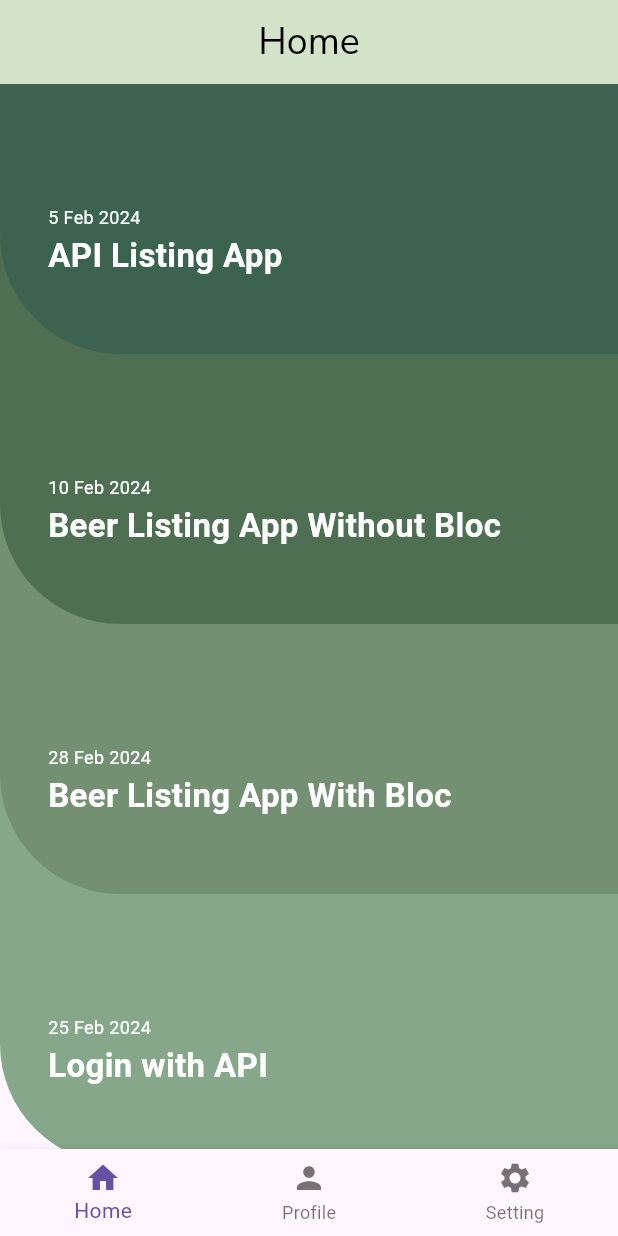
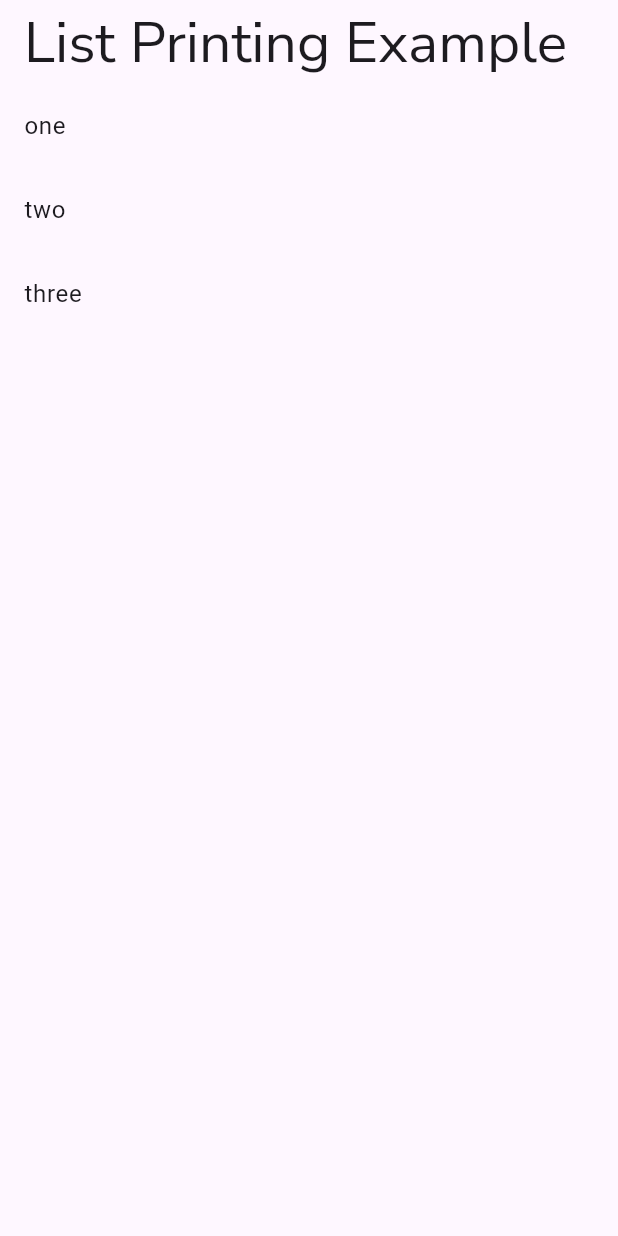
Before and after one commit to Ronakmewara/sign, a Flutter app: the screen it shows after launch, on a phone screen of 412 x 824 dp. Run offline on Flutter 3.47's test engine with Material 3 defaults, Android fonts, the phone set to English and light mode, and no system bars; our stand-ins replace bloc, cached_network_image, device_preview, dio, flutter_bloc, flutter_form_builder and 11 more; missing offline and left inert: drag_and_drop_lists, month_year_picker; accounts and stored records are empty; generated files the repository leaves out were written again.

Commit message:
dependency Injection_ WORK

```diff
--- /dev/null
+++ b/lib/D_Injection/DataService.dart
@@ -0,0 +1,9 @@
+
+
+class DataService{
+  List<String> fetchData(){
+    return ["one", "two" , "three"];
+  }List<String> fetchData2(){
+    return ["one", "two" , "three" , "gopur"];
+  }
+}
--- /dev/null
+++ b/lib/D_Injection/constructor_di.dart
@@ -0,0 +1,28 @@
+import 'package:flutter/material.dart';
+
+import 'DataService.dart';
+
+
+
+class PrintList extends StatelessWidget {
+ final DataService dataService;
+  const PrintList({super.key, required this.dataService});
+
+  @override
+  Widget build(BuildContext context) {
+     List<String> items = dataService.fetchData();
+   return Scaffold(
+      appBar: AppBar(
+        title: const Text('List Printing Example'),
+      ),
+      body: ListView.builder(
+        itemCount: items.length,
+        itemBuilder: (context, index) {
+          return ListTile(
+            title: Text(items[index]),
+          );
+        },
+      ),
+    );
+  }
+}
--- a/lib/D_Injection/construnctor.dart
+++ b/lib/D_Injection/construnctor.dart
@@ -1,50 +1,15 @@
 import 'package:flutter/material.dart';
+import 'package:signup_page/D_Injection/DataService.dart';
+import 'package:signup_page/D_Injection/constructor_di.dart';
 
 
-class DataService {
-  List<String> fetchData() {
-    return ["Item 1", "Item 2", "Item 3"];
-  }
-}
-
-
-class ListPrinter extends StatelessWidget {
-  final DataService dataService;
-
-  ListPrinter({required this.dataService});
+class ConstructorInjection extends StatelessWidget {
+  const ConstructorInjection({super.key});
 
   @override
   Widget build(BuildContext context) {
-    List<String> items = dataService.fetchData();
-
-    return Scaffold(
-      appBar: AppBar(
-        title: Text('List Printing Example'),
-      ),
-      body: ListView.builder(
-        itemCount: items.length,
-        itemBuilder: (context, index) {
-          return ListTile(
-            title: Text(items[index]),
-          );
-        },
-      ),
+    return  Scaffold(
+      body: PrintList(dataService: DataService()),
     );
   }
 }
-
-void main() {
-  runApp(MyApp());
-}
-
-class MyApp extends StatelessWidget {
-  @override
-  Widget build(BuildContext context) {
-    return MaterialApp(
-      title: 'List Printing Demo',
-      home: ListPrinter(
-        dataService: DataService(),
-      ),
-    );
-  }
-}
--- a/lib/D_Injection/setter.dart
+++ b/lib/D_Injection/setter.dart
@@ -1,13 +1,13 @@
 import 'package:flutter/material.dart';
 
-// Example dependency class
+
 class DataService {
   List<String> fetchData() {
     return ["Item 1", "Item 2", "Item 3"];
   }
 }
 
-// Widget that uses setter injection
+
 class ListPrinter extends StatelessWidget {
   DataService? _dataService;
 
@@ -25,7 +25,7 @@ class ListPrinter extends StatelessWidget {
 
     return Scaffold(
       appBar: AppBar(
-        title: Text('List Printing Example'),
+        title: const Text('List Printing Example'),
       ),
       body: ListView.builder(
         itemCount: items.length,
@@ -44,12 +44,13 @@ void main() {
 }
 
 class MyApp extends StatelessWidget {
+  const MyApp({super.key});
+
   @override
   Widget build(BuildContext context) {
     DataService dataService = DataService();
     ListPrinter listPrinter = ListPrinter();
 
-    // Setting the dependency through setter injection
     listPrinter.dataService = dataService;
 
     return MaterialApp(
--- a/lib/Module/blocloginapi/ui/loginform.dart
+++ b/lib/Module/blocloginapi/ui/loginform.dart
@@ -2,7 +2,9 @@ import 'package:flutter/material.dart';
 import 'package:flutter_bloc/flutter_bloc.dart';
 import 'package:flutter_form_builder/flutter_form_builder.dart';
 import 'package:form_builder_validators/form_builder_validators.dart';
+import 'package:go_router/go_router.dart';
 import 'package:signup_page/Module/blocloginapi/bloc/login_bloc.dart';
+import 'package:signup_page/router/router_constants.dart';
 
 import '../../../common/custom_button/custom_button.dart';
 import '../../../theme/theme.dart';
@@ -28,7 +30,8 @@ class _LoginFormState extends State<LoginFormNew> {
       create: (context) => LoginBloc(),
       child: Scaffold(
         appBar: AppBar(
-          title: Text('Login using API'),
+          leading: IconButton(icon: const Icon(Icons.arrow_back_ios_new), onPressed: (){context.go(RouterConstants.appListRoute);},),
+          title: const Text('Login using API'),
         ),
         body: Builder(
           builder: (context) {
--- a/lib/presentation/applist/all_apps_list/app_list.dart
+++ b/lib/presentation/applist/all_apps_list/app_list.dart
@@ -49,8 +49,7 @@ class _State extends State<TaskList> {
         'color': const Color.fromRGBO(115, 144, 114, 1),
         'nextColor': const Color.fromRGBO(134, 167, 137, 1),
         'onTap': () {
-          Navigator.push(context,
-              MaterialPageRoute(builder: (context) => const InfiniteList()));
+          context.go(RouterConstants.beerListWithBlocRoute);
         }
         },{
         'title': 'Login with API',
@@ -59,8 +58,7 @@ class _State extends State<TaskList> {
         'color': const Color.fromRGBO(134, 167, 137, 1),
         'nextColor': Colors.transparent,
         'onTap': () {
-          Navigator.push(context,
-              MaterialPageRoute(builder: (context) => const LoginFormNew()));
+          context.go(RouterConstants.apiLoginWithBloc);
         }
       },
     ];
--- a/lib/presentation/beerlist_app_bloc/presentation/screens/infinite_beer_listing/infinite_list.dart
+++ b/lib/presentation/beerlist_app_bloc/presentation/screens/infinite_beer_listing/infinite_list.dart
@@ -1,8 +1,10 @@
 import 'dart:convert';
 import 'package:flutter/material.dart';
 import 'package:flutter_bloc/flutter_bloc.dart';
+import 'package:go_router/go_router.dart';
 import 'package:http/http.dart' as http;
 import 'package:signup_page/Module/blocloginapi/bloc/login_bloc.dart';
+import 'package:signup_page/router/router_constants.dart';
 
 import '../../../bloc/beer_bloc.dart';
 import '../../../data/model/beer_model/model_beer.dart';
@@ -72,6 +74,9 @@ class _InfiniteListState extends State<InfiniteList> {
               'All Beers',
               style: TextStyle(fontSize: 20),
             ),
+            leading :  IconButton(icon: const Icon(Icons.arrow_back_ios_new), onPressed: (){
+              context.go(RouterConstants.appListRoute);
+            },),
             actions: [
               GestureDetector(
                 onTap: () {
--- a/lib/presentation/login/login_form/login_form.dart
+++ b/lib/presentation/login/login_form/login_form.dart
@@ -101,10 +101,8 @@ class _LoginFormState extends State<LoginForm> {
                             duration: Duration(seconds: 2),
                           ));
                           prefs.setBool('isLogged', true);
-                          Navigator.pushReplacement(
-                              context,
-                              MaterialPageRoute(
-                                  builder: (context) => const MainPage()));
+                          context.go(RouterConstants.appListRoute);
+
                           emailController.clear();
                           passwordController.clear();
                         } else {
--- a/lib/router/router_config.dart
+++ b/lib/router/router_config.dart
@@ -1,8 +1,10 @@
-
 import 'dart:ui';
 
 import 'package:go_router/go_router.dart';
+import 'package:signup_page/D_Injection/construnctor.dart';
+import 'package:signup_page/Module/blocloginapi/bloc/login_bloc.dart';
 import 'package:signup_page/model_class/post.dart';
+import 'package:signup_page/model_class/user_sharedprefs.dart';
 import 'package:signup_page/presentation/apidata_list/apidata_details/apidata_details.dart';
 import 'package:signup_page/presentation/apidata_list/homepage/apilist_homepage.dart';
 import 'package:signup_page/presentation/beerlist_app_bloc/presentation/screens/beer_details/beer_details.dart';
@@ -11,76 +13,98 @@ import 'package:signup_page/presentation/login/login.dart';
 import 'package:signup_page/presentation/mainpagewithbar/mainpagewithbar.dart';
 import 'package:signup_page/presentation/signup/signup.dart';
 import 'package:signup_page/presentation/splash_screen/splash.dart';
+import 'package:signup_page/presentation/updateprofile/updateprofile.dart';
 import 'package:signup_page/router/router_constants.dart';
 
 import '../Module/beerlist_app_without_bloc/beer_infinite_listing.dart';
+import '../Module/blocloginapi/ui/loginform.dart';
 import '../presentation/beerlist_app_bloc/data/model/beer_model/model_beer.dart';
 
 class MyRouter {
-
-
-  GoRouter router = GoRouter(
-   initialLocation: RouterConstants.appListRoute,
-      routes: [
-        GoRoute(name: 'splashScreen',
+  GoRouter router =
+      GoRouter(initialLocation: RouterConstants.constructorInjectionPage, routes: [
+    GoRoute(
+        name: 'splashScreen',
         path: RouterConstants.splashScreenRoute,
         builder: (context, state) {
-
           return const SplashScreen();
         }),
-        GoRoute(name: 'SignupPage',
+        GoRoute(
+        name: 'Constructor Injection',
+        path: RouterConstants.constructorInjectionPage,
+        builder: (context, state) {
+          return const ConstructorInjection();
+        }),
+    GoRoute(
+        name: 'SignupPage',
         path: RouterConstants.signupPageRoute,
         builder: (context, state) {
-
           return const Signup();
         }),
-        GoRoute(name: 'LoginPage',
+    GoRoute(
+        name: 'LoginPage',
         path: RouterConstants.loginPageRoute,
         builder: (context, state) {
-
           return const LoginPage();
         }),
-        GoRoute(name: 'BeerListWithoutBloc',
+    GoRoute(
+        name: 'BeerListWithoutBloc',
         path: RouterConstants.beerListWithoutBlocRoute,
         builder: (context, state) {
-
           return const InfiniteListWithoutBloc();
         }),
-        GoRoute(name: 'appListPage',
+    GoRoute(
+        name: 'appListPage',
         path: RouterConstants.appListRoute,
         builder: (context, state) {
-
           return const MainPage();
         }),
-        GoRoute(name: 'apiDataList',
+    GoRoute(
+        name: 'apiDataList',
         path: RouterConstants.apiDataList,
         builder: (context, state) {
           return const ApiDataList();
         }),
-        GoRoute(name: 'apiDataDetails',
+    GoRoute(
+        name: 'apiDataDetails',
         path: RouterConstants.apiDataDetails,
         builder: (context, state) {
           final Post post = state.extra! as Post;
-              return  DetailsPage(post: post);
+          return DetailsPage(post: post);
         }),
-        GoRoute(name: 'BeerListWithBloc',
+    GoRoute(
+        name: 'BeerListWithBloc',
         path: RouterConstants.beerListWithBlocRoute,
         builder: (context, state) {
-
           return const InfiniteList();
         }),
+    GoRoute(
+        name: 'ApiLoginWithBloc',
+        path: RouterConstants.apiLoginWithBloc,
+        builder: (context, state) {
+          return const LoginFormNew();
+        }),
+    GoRoute(
+        name: 'updateProfile',
+        path: RouterConstants.updateProfileRoute,
+        builder: (context, state) {
+          final data = state.extra!;
 
-
-        GoRoute(name: 'BeerDetailsPage',
-            path:"${RouterConstants.beerDetailsRoute}/:index/:color",
+          return  UpdateForm(data: data);
+        }),
+    GoRoute(
+        name: 'BeerDetailsPage',
+        path: "${RouterConstants.beerDetailsRoute}/:index/:color",
         builder: (context, state) {
-
           final index = state.pathParameters['index']! as String;
           final String color = state.pathParameters['color']!;
 
           final Beer beer = state.extra! as Beer;
-              return  BeerDetailsPage(beerDetails: beer, index: index , color: color,);
+          return BeerDetailsPage(
+            beerDetails: beer,
+            index: index,
+            color: color,
+          );
         }),
-
   ]);
 }
--- a/lib/router/router_constants.dart
+++ b/lib/router/router_constants.dart
@@ -9,5 +9,8 @@ class RouterConstants{
  static const String appListRoute = '/appListPage';
  static const String apiDataList = '/apiDataListPage';
  static const String apiDataDetails = '/apiDataDetailsPage';
+ static const String apiLoginWithBloc = '/apiLoginWithBloc';
+ static const String updateProfileRoute = '/updateProfilePage';
+ static const String constructorInjectionPage = '/constructorInjectionPage';
 
 }
--- a/pubspec.yaml
+++ b/pubspec.yaml
@@ -58,6 +58,7 @@ dependencies:
   retrofit: ^3.3.1
   dio: ^4.0.6
   go_router: ^7.1.1
+  string_to_color: ^2.0.0
 dev_dependencies:
   flutter_test:
     sdk: flutter
```
Also changed, not shown: lib/presentation/beerlist_app_bloc/presentation/screens/beer_details/beer_details.dart (+17 -9 lines), lib/presentation/beerlist_app_bloc/presentation/widgets/beer_card_list/beer_card_list.dart (+6 -5 lines), lib/presentation/profilepage/profilepage.dart (+15 -19 lines), lib/presentation/updateprofile/updateprofile.dart (+4 -6 lines), pubspec.lock. Lines whose indentation alone changed are shown as unchanged.
